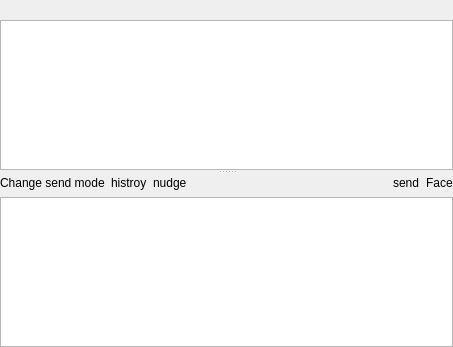
Qt form qt4_src/src/ui/msgsend.ui (libfetion/libfetion-gui) before a commit.
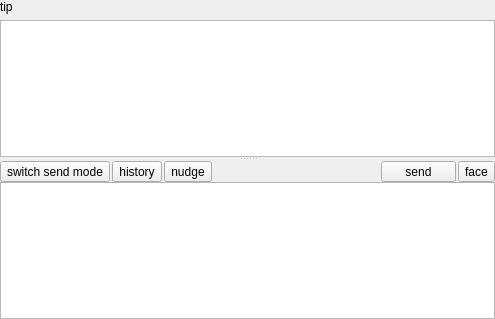
The same form after that commit. Custom widgets are drawn as their Qt base class.

Commit message: change all FxLabelMouse to QToolButton and rename them

The edit to the form file:
```diff
--- a/qt4_src/src/ui/msgsend.ui
+++ b/qt4_src/src/ui/msgsend.ui
@@ -4,12 +4,12 @@
   <property name="windowModality" >
    <enum>Qt::NonModal</enum>
   </property>
-  <property name="geometry" >
+  <property name="geometry">
    <rect>
     <x>0</x>
     <y>0</y>
-    <width>453</width>
-    <height>347</height>
+    <width>495</width>
+    <height>319</height>
    </rect>
   </property>
   <property name="windowTitle" >
@@ -18,8 +18,11 @@
   <property name="styleSheet" >
    <string notr="true" />
   </property>
-  <layout class="QVBoxLayout" name="verticalLayout_2" >
-   <property name="margin" >
+  <layout class="QVBoxLayout" name="verticalLayout_2">
+   <property name="spacing">
+    <number>0</number>
+   </property>
+   <property name="margin">
     <number>0</number>
    </property>
    <item>
@@ -27,15 +30,15 @@
      <property name="orientation" >
       <enum>Qt::Vertical</enum>
      </property>
-     <widget class="QWidget" name="" >
-      <layout class="QVBoxLayout" name="verticalLayout" >
+     <widget class="QWidget" name="layoutWidget">
+      <layout class="QVBoxLayout" name="verticalLayout">
        <item>
         <widget class="QLabel" name="Ac_Status" >
          <property name="frameShape" >
           <enum>QFrame::NoFrame</enum>
          </property>
-         <property name="text" >
-          <string/>
+         <property name="text">
+          <string>tip</string>
          </property>
          <property name="textFormat" >
           <enum>Qt::RichText</enum>
@@ -71,13 +74,13 @@
          <property name="readOnly" >
           <bool>true</bool>
          </property>
-         <property name="html" >
-          <string>&lt;!DOCTYPE HTML PUBLIC "-//W3C//DTD HTML 4.0//EN" "http://www.w3.org/TR/REC-html40/strict.dtd">
-&lt;html>&lt;head>&lt;meta name="qrichtext" content="1" />&lt;style type="text/css">
+         <property name="html">
+          <string>&lt;!DOCTYPE HTML PUBLIC &quot;-//W3C//DTD HTML 4.0//EN&quot; &quot;http://www.w3.org/TR/REC-html40/strict.dtd&quot;&gt;
+&lt;html&gt;&lt;head&gt;&lt;meta name=&quot;qrichtext&quot; content=&quot;1&quot; /&gt;&lt;style type=&quot;text/css&quot;&gt;
 p, li { white-space: pre-wrap; }
-&lt;/style>&lt;/head>&lt;body style=" font-family:'Sans Serif'; font-size:9pt; font-weight:400; font-style:normal;">
-&lt;p style="-qt-paragraph-type:empty; margin-top:0px; margin-bottom:0px; margin-left:0px; margin-right:0px; -qt-block-indent:0; text-indent:0px;">&lt;/p>
-&lt;p style="-qt-paragraph-type:empty; margin-top:0px; margin-bottom:0px; margin-left:0px; margin-right:0px; -qt-block-indent:0; text-indent:0px;">&lt;/p>&lt;/body>&lt;/html></string>
+&lt;/style&gt;&lt;/head&gt;&lt;body style=&quot; font-family:'宋体'; font-size:9pt; font-weight:400; font-style:normal;&quot;&gt;
+&lt;p style=&quot;-qt-paragraph-type:empty; margin-top:0px; margin-bottom:0px; margin-left:0px; margin-right:0px; -qt-block-indent:0; text-indent:0px; font-family:'Sans Serif';&quot;&gt;&lt;/p&gt;
+&lt;p style=&quot;-qt-paragraph-type:empty; margin-top:0px; margin-bottom:0px; margin-left:0px; margin-right:0px; -qt-block-indent:0; text-indent:0px; font-family:'Sans Serif';&quot;&gt;&lt;/p&gt;&lt;/body&gt;&lt;/html&gt;</string>
          </property>
          <property name="overwriteMode" >
           <bool>true</bool>
@@ -89,57 +92,39 @@
        </item>
       </layout>
      </widget>
-     <widget class="QWidget" name="" >
-      <layout class="QGridLayout" name="gridLayout" >
-       <item row="0" column="0" >
-        <widget class="QLabelMouse" name="TB_CHANGEMOD" >
-         <property name="sizePolicy" >
-          <sizepolicy vsizetype="Preferred" hsizetype="Preferred" >
-           <horstretch>0</horstretch>
-           <verstretch>0</verstretch>
-          </sizepolicy>
+     <widget class="QWidget" name="layoutWidget">
+      <layout class="QGridLayout" name="gridLayout">
+       <property name="horizontalSpacing">
+        <number>2</number>
+       </property>
+       <property name="verticalSpacing">
+        <number>0</number>
+       </property>
+       <item row="0" column="0">
+        <widget class="QToolButton" name="btnSwitchSendMode">
+         <property name="text">
+          <string>switch send mode</string>
          </property>
-         <property name="toolTip" >
-          <string>change send mode</string>
-         </property>
-         <property name="text" >
-          <string>Change send mode</string>
-         </property>
         </widget>
        </item>
-       <item row="0" column="1" >
-        <widget class="QLabelMouse" name="TB_HISTROY" >
-         <property name="sizePolicy" >
-          <sizepolicy vsizetype="Preferred" hsizetype="Preferred" >
-           <horstretch>0</horstretch>
-           <verstretch>0</verstretch>
-          </sizepolicy>
+       <item row="0" column="1">
+        <widget class="QToolButton" name="btnHistory">
+         <property name="text">
+          <string>history</string>
          </property>
-         <property name="toolTip" >
-          <string>look histroy</string>
-         </property>
-         <property name="text" >
-          <string>histroy</string>
-         </property>
         </widget>
        </item>
-       <item row="0" column="2" >
-        <widget class="QLabelMouse" name="TB_NUDGE" >
-         <property name="sizePolicy" >
-          <sizepolicy vsizetype="Preferred" hsizetype="Preferred" >
-           <horstretch>0</horstretch>
-           <verstretch>0</verstretch>
-          </sizepolicy>
-         </property>
-         <property name="text" >
+       <item row="0" column="2">
+        <widget class="QToolButton" name="btnNudge">
+         <property name="text">
           <string>nudge</string>
          </property>
         </widget>
        </item>
        <item row="0" column="3" >
         <spacer>
-         <property name="sizePolicy" >
-          <sizepolicy vsizetype="Preferred" hsizetype="Expanding" >
+         <property name="sizePolicy">
+          <sizepolicy hsizetype="Minimum" vsizetype="Minimum">
            <horstretch>0</horstretch>
            <verstretch>0</verstretch>
           </sizepolicy>
@@ -147,9 +132,9 @@
          <property name="orientation" >
           <enum>Qt::Horizontal</enum>
          </property>
-         <property name="sizeHint" stdset="0" >
+         <property name="sizeHint" stdset="0">
           <size>
-           <width>227</width>
+           <width>108</width>
            <height>17</height>
           </size>
          </property>
@@ -168,29 +153,23 @@
          </property>
         </widget>
        </item>
-       <item row="0" column="5" >
-        <widget class="QLabelMouse" name="TB_SEND" >
-         <property name="sizePolicy" >
-          <sizepolicy vsizetype="Preferred" hsizetype="Preferred" >
-           <horstretch>0</horstretch>
-           <verstretch>0</verstretch>
-          </sizepolicy>
+       <item row="0" column="5">
+        <widget class="QToolButton" name="btnSend">
+         <property name="minimumSize">
+          <size>
+           <width>75</width>
+           <height>0</height>
+          </size>
          </property>
-         <property name="text" >
+         <property name="text">
           <string>send</string>
          </property>
         </widget>
        </item>
-       <item row="0" column="6" >
-        <widget class="QLabelMouse" name="TB_FACE" >
-         <property name="sizePolicy" >
-          <sizepolicy vsizetype="Preferred" hsizetype="Preferred" >
-           <horstretch>0</horstretch>
-           <verstretch>0</verstretch>
-          </sizepolicy>
-         </property>
-         <property name="text" >
-          <string>Face</string>
+       <item row="0" column="6">
+        <widget class="QToolButton" name="btnFace">
+         <property name="text">
+          <string>face</string>
          </property>
         </widget>
        </item>
@@ -219,13 +198,6 @@
    </item>
   </layout>
  </widget>
- <customwidgets>
-  <customwidget>
-   <class>QLabelMouse</class>
-   <extends>QLabel</extends>
-   <header>fxLableMouse.h</header>
-  </customwidget>
- </customwidgets>
  <resources/>
  <connections/>
 </ui>
```
Left out of the diff: 79 changed lines with no effect on the pictures.
